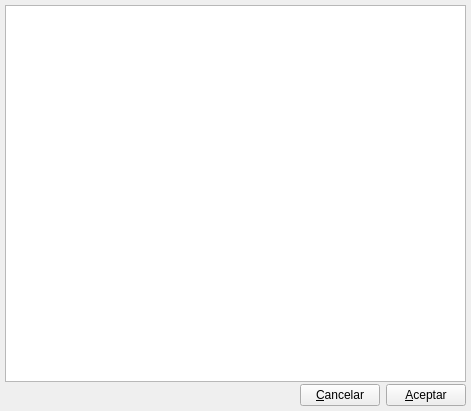
The window that bulmages/bulmafact/src/bfseriefacturabase.ui (eboladev/Bulmages-1) describes before a commit, drawn with Qt 5.
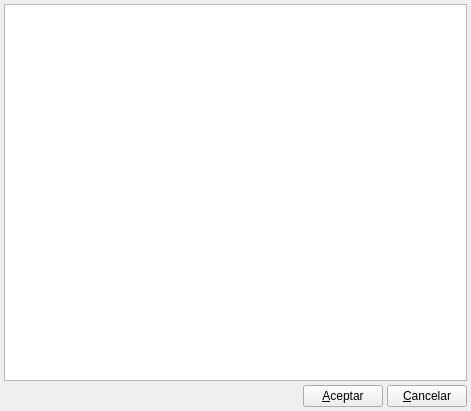
The same window after the commit. Icons and pictures are not drawn. Custom widgets are drawn as their Qt base class.

Patch:
```diff
--- a/bulmages/bulmafact/src/bfseriefacturabase.ui
+++ b/bulmages/bulmafact/src/bfseriefacturabase.ui
@@ -18,24 +18,24 @@
   <property name="windowIcon" >
    <iconset resource="../../bulmages.qrc" >:/BfBulmaFact48x48/images/png/48x48/i_bulmages_ventas_facturas.48x48.png</iconset>
   </property>
-  <layout class="QVBoxLayout" >
-   <property name="margin" >
-    <number>5</number>
+  <layout class="QVBoxLayout">
+   <property name="spacing">
+    <number>4</number>
    </property>
-   <property name="spacing" >
-    <number>2</number>
+   <property name="margin">
+    <number>4</number>
    </property>
    <item>
     <widget class="BfSerieFacturaSubForm" name="mui_listado" />
    </item>
    <item>
-    <layout class="QHBoxLayout" >
-     <property name="margin" >
+    <layout class="QHBoxLayout">
+     <property name="spacing">
+      <number>4</number>
+     </property>
+     <property name="margin">
       <number>0</number>
      </property>
-     <property name="spacing" >
-      <number>6</number>
-     </property>
      <item>
       <spacer>
        <property name="orientation" >
@@ -50,25 +50,24 @@
       </spacer>
      </item>
      <item>
-      <widget class="QPushButton" name="mui_cancelar" >
-       <property name="text" >
-        <string>&amp;Cancelar</string>
-       </property>
-      </widget>
-     </item>
-     <item>
-      <widget class="QPushButton" name="mui_aceptar" >
-       <property name="text" >
+      <widget class="QPushButton" name="mui_aceptar">
+       <property name="text">
         <string>&amp;Aceptar</string>
        </property>
       </widget>
      </item>
+     <item>
+      <widget class="QPushButton" name="mui_cancelar">
+       <property name="text">
+        <string>&amp;Cancelar</string>
+       </property>
+      </widget>
+     </item>
     </layout>
    </item>
   </layout>
  </widget>
- <layoutdefault spacing="2" margin="6" />
- <pixmapfunction></pixmapfunction>
+ <layoutdefault spacing="2" margin="6"/>
  <customwidgets>
   <customwidget>
    <class>BfSerieFacturaSubForm</class>
```
Left out of the diff: 30 changed lines with no effect on the pictures.
